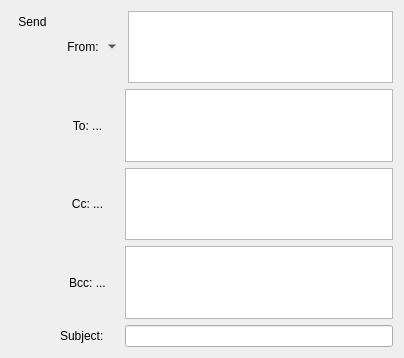
Above: Mail/mailfieldswidget.ui from InvictusInnovations/keyhotee before the change. Below: the same form after it.
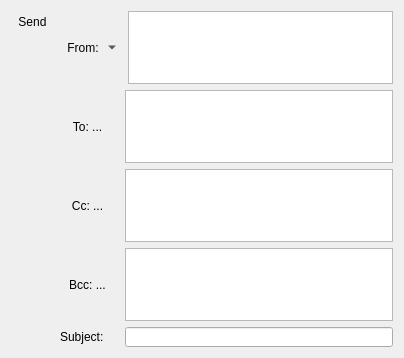
That is the form after the change. Icons and pictures are not drawn. Custom widgets are drawn as their Qt base class.

Commit message: [BW]: [Fix] https://github.com/InvictusInnovations/keyhotee/issues/289 [BW]: [NIP] Small improvement of connection status display: updated tooltip messages to also describe current connection status. Also fixed window activation problem (displayed tooltip forced main window to activate) [BW]: [Fix] Fixed performance bottleneck while analyzing long texts in the ContactListEdit.cpp

```diff
--- a/Mail/mailfieldswidget.ui
+++ b/Mail/mailfieldswidget.ui
@@ -239,13 +239,13 @@
          <property name="minimumSize">
           <size>
            <width>230</width>
-           <height>0</height>
+           <height>20</height>
           </size>
          </property>
          <property name="maximumSize">
           <size>
-           <width>4096</width>
-           <height>250</height>
+           <width>1920</width>
+           <height>20</height>
           </size>
          </property>
          <property name="maxLength">
```
The commit also changes 3 other files.
